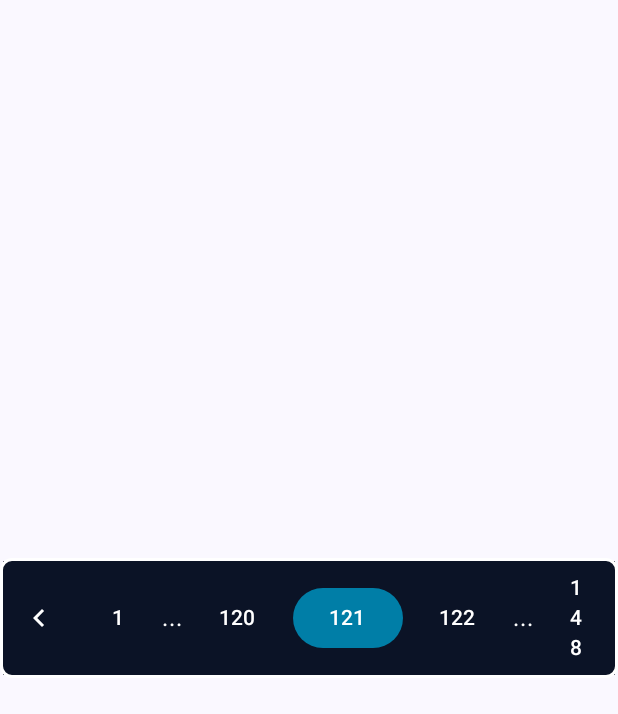
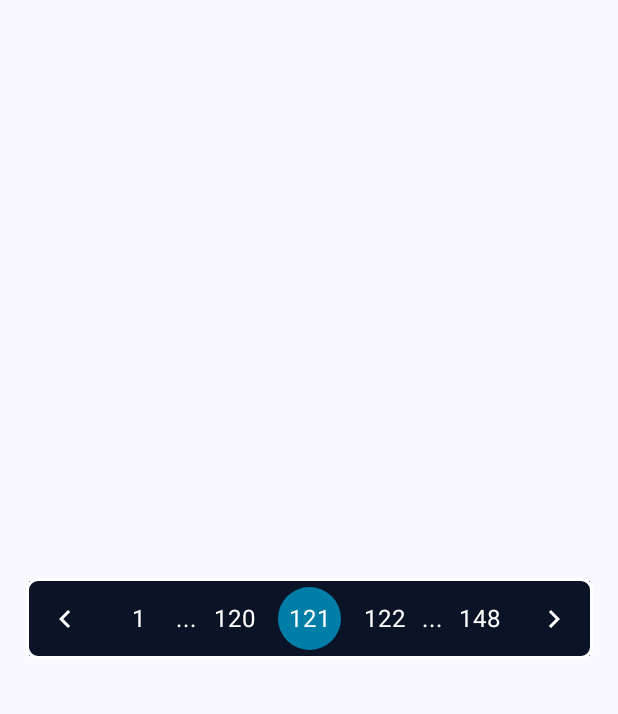
Before and after one commit to rulerhao/PageIndexView, an Android app built with Jetpack Compose: the screen it shows after launch (MainActivity), on a phone screen of 412 x 824 dp. Shown: the top 714 px of the screen. Run offline under Robolectric (Android 15) with nearby library versions, the phone set to English and light mode, and no system bars.

Commit message:
1. Build customized button for page index view.

```diff
--- a/app/src/main/java/com/example/pageindexview/view/item/NumberChip.kt
+++ b/app/src/main/java/com/example/pageindexview/view/item/NumberChip.kt
@@ -1,12 +1,20 @@
 package com.example.pageindexview.view.item
 
-import androidx.compose.material3.Button
-import androidx.compose.material3.ButtonDefaults
+import androidx.compose.foundation.background
+import androidx.compose.foundation.clickable
+import androidx.compose.foundation.layout.Box
+import androidx.compose.foundation.layout.padding
+import androidx.compose.foundation.layout.size
+import androidx.compose.foundation.shape.RoundedCornerShape
 import androidx.compose.material3.Text
 import androidx.compose.runtime.Composable
+import androidx.compose.ui.Alignment
+import androidx.compose.ui.Modifier
+import androidx.compose.ui.draw.clip
 import androidx.compose.ui.graphics.Color
 import androidx.compose.ui.res.colorResource
 import androidx.compose.ui.tooling.preview.Preview
+import androidx.compose.ui.unit.dp
 import com.example.pageindexview.R
 
 @Preview
@@ -17,26 +25,40 @@ fun NumberChip(
     onClick: (Int) -> Unit = {}
 ) {
 
-    val colors = if (isOn) {
-        ButtonDefaults.buttonColors(containerColor = colorResource(id = R.color.blue))
+    val color = if (isOn) {
+        colorResource(id = R.color.blue)
     } else {
-        ButtonDefaults.buttonColors(containerColor = Color.Transparent)
+        Color.Transparent
     }
 
-    Button(
-        colors = colors,
-        onClick = { onClick(num - 1) },
+    val borderShape = RoundedCornerShape(36.dp)
+
+    Box(
+        modifier = Modifier
+            .size(50.dp)
+            .padding(4.dp)
+            .clip(borderShape)
+            .background(color)
+            .clickable(
+                onClick = { onClick(num - 1) }
+            ),
     ) {
-        NumberText(text = num.toString())
+        NumberText(
+            modifier = Modifier
+                .align(Alignment.Center),
+            text = num.toString()
+        )
     }
 
 }
 
 @Composable
 private fun NumberText(
+    modifier: Modifier,
     text: String,
 ) {
     Text(
+        modifier = modifier,
         text = text,
         color = colorResource(id = R.color.white)
     )
```
